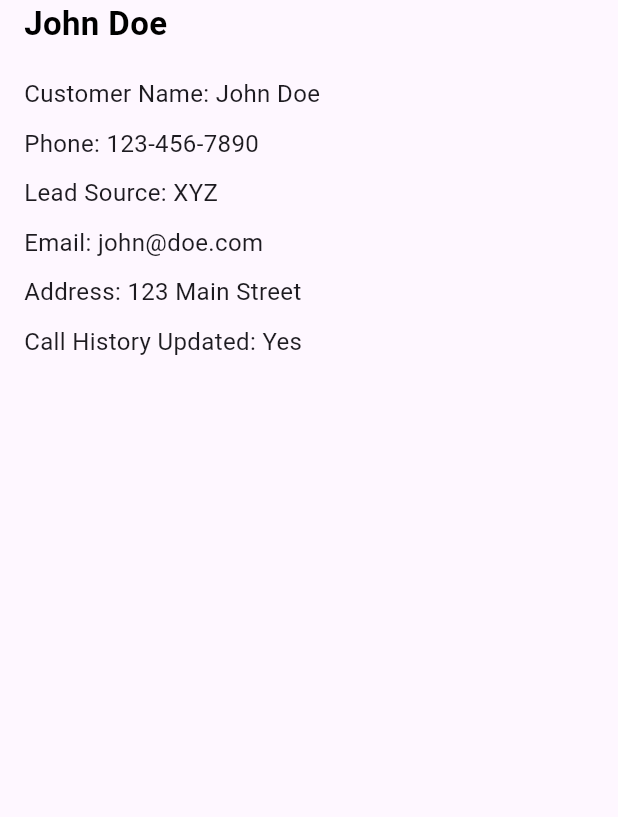
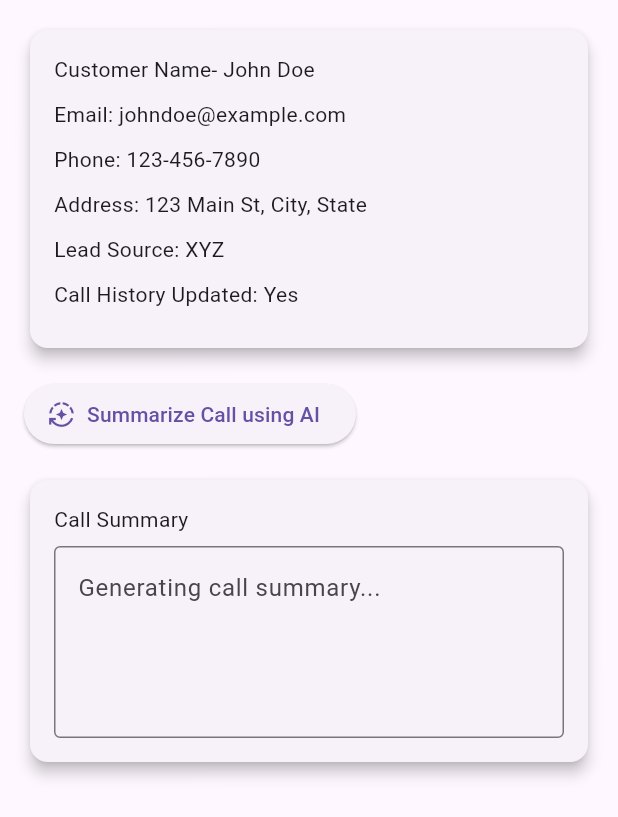
Before and after one commit to santhoshsbyteridge/document_analyser_poc_new, a Flutter app: the CallCustomerPage widget shown alone on an empty page, opened directly, on a phone screen of 412 x 824 dp. Shown: the top 817 px of the screen. Run offline on Flutter 3.47's test engine with Material 3 defaults, Android fonts, the phone set to English and light mode, and no system bars; our stand-ins replace bloc, equatable, flutter_bloc, go_router, permission_handler; missing offline and left inert: flutter_phone_direct_caller, flutter_sound.

Commit message:
layout change for call now page

```diff
--- a/lib/screens/navBar/customers/call_customer_screen.dart
+++ b/lib/screens/navBar/customers/call_customer_screen.dart
@@ -1,7 +1,9 @@
 import 'package:document_analyser_poc_new/blocs/customer_phone_call/customer_phone_call_bloc.dart';
 import 'package:document_analyser_poc_new/utils/app_colors.dart';
+import 'package:document_analyser_poc_new/utils/utils.dart';
 import 'package:flutter/material.dart';
 import 'package:flutter_bloc/flutter_bloc.dart';
+import 'package:flutter/material.dart';
 
 class CallCustomerPage extends StatefulWidget {
   const CallCustomerPage({super.key});
@@ -17,70 +19,157 @@ class _CallCustomerPageState extends State<CallCustomerPage> {
 
   @override
   Widget build(BuildContext context) {
+    final deviceType = AppHelpers.getDevice(context);
+
     return BlocBuilder<CustomerPhoneCallBloc, CustomerPhoneCallState>(
       builder: (context, state) {
         return Padding(
-          padding: const EdgeInsets.only(left: 16.0),
-          child: Column(
-            crossAxisAlignment: CrossAxisAlignment.start,
-            children: [
-              Text(
-                "John Doe",
-                style: TextStyle(
-                  fontSize: 22.0,
-                  fontWeight: FontWeight.bold,
-                  color: AppColors.black,
-                ),
-              ),
-              const SizedBox(height: 20.0),
-              // if (AppHelpers.getDevice(context) == Devices.mobile &&
-              //     AppHelpers.getDevice(context) == Devices.smallMobile)
-              _buildUIForMobile(),
-              if (state is CallState && state.isCallStarted)
-                ElevatedButton(
-                  onPressed: stopRecordingBtnPressed,
-                  child: const Text('Stop Recording'),
-                )
-            ],
-          ),
-        );
+            padding: const EdgeInsets.all(16.0),
+            child: deviceType == Devices.webpage
+                ? _buildUIForDesktop()
+                : _buildUIForMobile());
       },
     );
   }
 
-  Column _buildUIForMobile() => const Column(
+  Column _buildUIForDesktop() => Column(
         crossAxisAlignment: CrossAxisAlignment.start,
         children: [
-          Text(
-            "Customer Name: John Doe",
-            style: TextStyle(fontSize: 16.0),
+          Card(
+            elevation: 4,
+            child: Padding(
+              padding: const EdgeInsets.all(16.0),
+              child: Row(
+                crossAxisAlignment: CrossAxisAlignment.start,
+                children: [
+                  const Expanded(
+                    child: Column(
+                      crossAxisAlignment: CrossAxisAlignment.start,
+                      children: [
+                        Text("Customer Name- John Doe"),
+                        SizedBox(height: 8.0),
+                        Text("Email: johndoe@example.com"),
+                      ],
+                    ),
+                  ),
+                  const Expanded(
+                    child: Column(
+                      crossAxisAlignment: CrossAxisAlignment.start,
+                      children: [
+                        Text("Phone: 123-456-7890"),
+                        SizedBox(height: 8.0),
+                        Text("Address: 123 Main St, City, State"),
+                      ],
+                    ),
+                  ),
+                  const Expanded(
+                    child: Column(
+                      crossAxisAlignment: CrossAxisAlignment.start,
+                      children: [
+                        Text("Lead Source: XYZ"),
+                        SizedBox(height: 8.0),
+                        Text("Call History Updated: Yes"),
+                      ],
+                    ),
+                  ),
+                  IconButton(
+                    icon: const Icon(Icons.edit),
+                    onPressed: () {
+                      // Edit
+                    },
+                  ),
+                ],
+              ),
+            ),
           ),
-          SizedBox(height: 10.0),
-          Text(
-            "Phone: 123-456-7890",
-            style: TextStyle(fontSize: 16.0),
+          const SizedBox(height: 16.0),
+          ElevatedButton.icon(
+            onPressed: () {},
+            icon: const Icon(Icons.auto_mode),
+            label: const Text("Summarize Call using AI"),
           ),
-          SizedBox(height: 10.0),
-          Text(
-            "Lead Source: XYZ",
-            style: TextStyle(fontSize: 16.0),
+          const SizedBox(height: 16.0),
+          const Card(
+            elevation: 4,
+            child: Padding(
+              padding: EdgeInsets.all(16.0),
+              child: Column(
+                crossAxisAlignment: CrossAxisAlignment.start,
+                children: [
+                  Text("Call Summary"),
+                  SizedBox(height: 8.0),
+                  TextField(
+                    maxLines: 4,
+                    decoration: InputDecoration(
+                      hintText: 'Generating call summary...',
+                      border: OutlineInputBorder(),
+                    ),
+                  ),
+                ],
+              ),
+            ),
           ),
-          SizedBox(height: 10.0),
-          Text(
-            "Email: john@doe.com",
-            style: TextStyle(fontSize: 16.0),
+        ],
+      );
+
+  Column _buildUIForMobile() => Column(
+        crossAxisAlignment: CrossAxisAlignment.start,
+        children: [
+          const Card(
+            elevation: 4,
+            child: Padding(
+              padding: EdgeInsets.all(16.0),
+              child: Row(
+                crossAxisAlignment: CrossAxisAlignment.start,
+                children: [
+                  Column(
+                    crossAxisAlignment: CrossAxisAlignment.start,
+                    children: [
+                      Text("Customer Name- John Doe"),
+                      SizedBox(height: 10),
+                      Text("Email: johndoe@example.com"),
+                      SizedBox(height: 10),
+                      Text("Phone: 123-456-7890"),
+                      SizedBox(height: 10),
+                      Text("Address: 123 Main St, City, State"),
+                      SizedBox(height: 10),
+                      Text("Lead Source: XYZ"),
+                      SizedBox(height: 10),
+                      Text("Call History Updated: Yes"),
+                      SizedBox(height: 10),
+                    ],
+                  ),
+                ],
+              ),
+            ),
           ),
-          SizedBox(height: 10.0),
-          Text(
-            "Address: 123 Main Street",
-            style: TextStyle(fontSize: 16.0),
+          const SizedBox(height: 16.0),
+          ElevatedButton.icon(
+            onPressed: () {},
+            icon: const Icon(Icons.auto_mode),
+            label: const Text("Summarize Call using AI"),
           ),
-          SizedBox(height: 10.0),
-          Text(
-            "Call History Updated: Yes",
-            style: TextStyle(fontSize: 16.0),
+          const SizedBox(height: 16.0),
+          const Card(
+            elevation: 4,
+            child: Padding(
+              padding: EdgeInsets.all(16.0),
+              child: Column(
+                crossAxisAlignment: CrossAxisAlignment.start,
+                children: [
+                  Text("Call Summary"),
+                  SizedBox(height: 8.0),
+                  TextField(
+                    maxLines: 4,
+                    decoration: InputDecoration(
+                      hintText: 'Generating call summary...',
+                      border: OutlineInputBorder(),
+                    ),
+                  ),
+                ],
+              ),
+            ),
           ),
-          SizedBox(height: 10.0),
         ],
       );
 }
```
